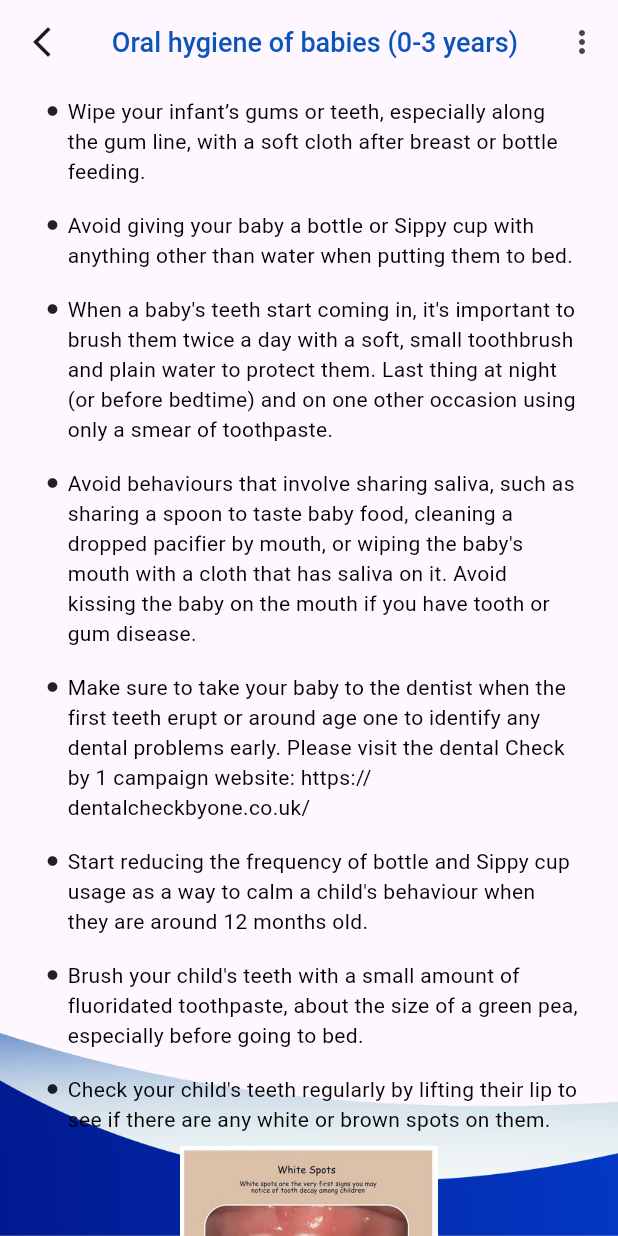
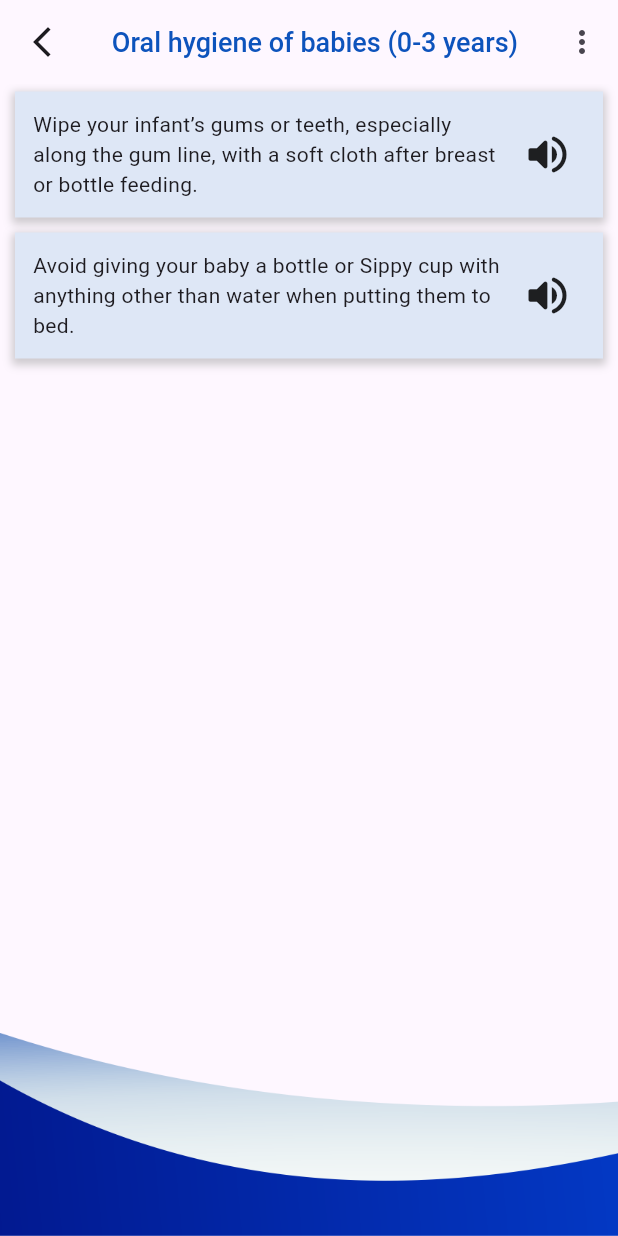
Before and after one commit to navendunandu/nuParent, a Flutter app: the OralHygiene screen opened directly, after a tap on "Babies", on a phone screen of 412 x 824 dp. Run offline on Flutter 3.47's test engine with Material 3 defaults, Android fonts, the phone set to English and light mode, and no system bars; our stand-ins replace cloud_firestore, firebase_auth, firebase_core, firebase_storage, fluttertoast, google_fonts and 3 more; accounts and stored records are empty.

Commit message:
oral hygiene, dietary intake

```diff
--- a/Mobile/lib/oral_hygiene.dart
+++ b/Mobile/lib/oral_hygiene.dart
@@ -35,10 +35,11 @@ class _OralHygieneState extends State<OralHygiene> {
       body: Container(
         height: double.infinity,
         decoration: const BoxDecoration(
+          color: AppColors.white,
             image: DecorationImage(
-                image: AssetImage('assets/Vector2.png'),
-                fit: BoxFit.cover,
-                alignment: Alignment.bottomCenter)),
+                image: AssetImage('assets/Vector-1.png'),
+                 fit: BoxFit.scaleDown, alignment: Alignment.bottomCenter,
+               )),
         child: Padding(
           padding: const EdgeInsets.only(left: 25.0, right: 25.0),
           child: Column(
@@ -63,7 +64,7 @@ class _OralHygieneState extends State<OralHygiene> {
                       height: 150,
                       width: 150,
                       decoration: BoxDecoration(
-                          color: AppColors.lightblue,
+                          color: AppColors.primaryColor,
                           borderRadius:
                               const BorderRadius.all(Radius.circular(10)),
                           boxShadow: [
@@ -99,7 +100,7 @@ class _OralHygieneState extends State<OralHygiene> {
                     height: 150,
                     width: 150,
                     decoration: BoxDecoration(
-                        color: AppColors.lightblue,
+                        color: AppColors.primaryColor,
                         borderRadius:
                             const BorderRadius.all(Radius.circular(10)),
                         boxShadow: [
@@ -144,7 +145,7 @@ class _OralHygieneState extends State<OralHygiene> {
                       height: 150,
                       width: 150,
                       decoration: BoxDecoration(
-                          color: AppColors.lightblue,
+                          color: AppColors.primaryColor,
                           borderRadius:
                               const BorderRadius.all(Radius.circular(10)),
                           boxShadow: [
@@ -181,7 +182,7 @@ class _OralHygieneState extends State<OralHygiene> {
                     height: 150,
                     width: 150,
                     decoration: BoxDecoration(
-                        color: AppColors.lightblue,
+                        color: AppColors.primaryColor,
                         borderRadius:
                             const BorderRadius.all(Radius.circular(10)),
                         boxShadow: [
--- a/Mobile/lib/oral_hygiene_babies.dart
+++ b/Mobile/lib/oral_hygiene_babies.dart
@@ -1,5 +1,4 @@
 import 'package:flutter/material.dart';
-import 'package:nu_parent/Components/bulleted_list.dart';
 import 'package:nu_parent/main.dart';
 
 class OralHygieneBabies extends StatefulWidget {
@@ -42,57 +41,128 @@ class _OralHygieneBabiesState extends State<OralHygieneBabies> {
                 fit: BoxFit.cover,
                 alignment: Alignment.bottomCenter)),
         child: Padding(
-          padding: const EdgeInsets.only(left: 25.0, right: 25.0),
+          padding: const EdgeInsets.only(left: 10.0, right: 10.0),
           child: ListView(
             children: [
-              const BulletList(
-                  text:
-                      'Wipe your infant’s gums or teeth, especially along the gum line, with a soft cloth after breast or bottle feeding.'),
-              const BulletList(
-                  text:
-                      'Avoid giving your baby a bottle or Sippy cup with anything other than water when putting them to bed.'),
-              const BulletList(
-                  text:
-                      "When a baby's teeth start coming in, it's important to brush them twice a day with a soft, small toothbrush and plain water to protect them. Last thing at night (or before bedtime) and on one other occasion using only a smear of toothpaste."),
-              const BulletList(
-                  text:
-                      "Avoid behaviours that involve sharing saliva, such as sharing a spoon to taste baby food, cleaning a dropped pacifier by mouth, or wiping the baby's mouth with a cloth that has saliva on it. Avoid kissing the baby on the mouth if you have tooth or gum disease."),
-              const BulletList(
-                  text:
-                      "Make sure to take your baby to the dentist when the first teeth erupt or around age one to identify any dental problems early. Please visit the dental Check by 1 campaign website: https://dentalcheckbyone.co.uk/"),
-              const BulletList(
-                  text:
-                      "Start reducing the frequency of bottle and Sippy cup usage as a way to calm a child's behaviour when they are around 12 months old."),
-              const BulletList(
-                  text:
-                      "Brush your child's teeth with a small amount of fluoridated toothpaste, about the size of a green pea, especially before going to bed."),
-              const BulletList(
-                  text:
-                      "Check your child's teeth regularly by lifting their lip to see if there are any white or brown spots on them."),
-              Image.asset(
-                'assets/WhiteSpots.png',
-                height: 200,
+              Padding(
+                padding: const EdgeInsets.only(top: 5, bottom: 5),
+                child: Container(
+                  decoration: BoxDecoration(
+                    color: AppColors.lightblue,
+                    boxShadow: [
+                      // Add shadow for elevation
+                      BoxShadow(
+                        color: Colors.grey.withOpacity(0.5),
+                        spreadRadius: 2.0,
+                        blurRadius: 4.0,
+                        offset: const Offset(0, 2),
+                      ),
+                    ],
+                  ),
+                  child: const Padding(
+                      padding: EdgeInsets.all(12),
+                      child: Row(
+                        children: [
+                          Expanded(
+                            child: Text(
+                              'Wipe your infant’s gums or teeth, especially along the gum line, with a soft cloth after breast or bottle feeding.',
+                            ),
+                          ),
+                          Padding(
+                            padding: EdgeInsets.all(8.0),
+                            child: Icon(
+                              Icons.volume_up_rounded,
+                              size: 34,
+                            ),
+                          )
+                        ],
+                      )),
+                ),
               ),
-              const BulletList(
-                  text:
-                      "When selecting over-the-counter medications for children, you can read the product labels or consult a pharmacist to identify options that are sugar-free or have reduced sugar content. Some liquid medications may contain sugar or sweeteners to improve the taste. In such cases, the doctor or pharmacist can help you find alternatives without added sugars."),
-              Row(
-                crossAxisAlignment: CrossAxisAlignment.start,
-                mainAxisAlignment: MainAxisAlignment.spaceBetween,
-                children: [
-                  const Expanded(
-                      child: BulletList(
-                          text:
-                              "When selecting over-the-counter medications for children, you can read the product labels or consult a pharmacist to identify options that are sugar-free or have reduced sugar content. Some liquid medications may contain sugar or sweeteners to improve the taste. In such cases, the doctor or pharmacist can help you find alternatives without added sugars.")),
-                  Image.asset(
-                    'assets/MotherBaby.png',
-                    width: 130,
-                  )
-                ],
+              Padding(
+                padding: const EdgeInsets.only(top: 5, bottom: 5),
+                child: Container(
+                  decoration: BoxDecoration(
+                    color: AppColors.lightblue,
+                    boxShadow: [
+                      // Add shadow for elevation
+                      BoxShadow(
+                        color: Colors.grey.withOpacity(0.5),
+                        spreadRadius: 2.0,
+                        blurRadius: 4.0,
+                        offset: const Offset(0, 2),
+                      ),
+                    ],
+                  ),
+                  child: const Padding(
+                    padding: EdgeInsets.all(12),
+                    child: Row(
+                      children: [
+                        Expanded(
+                          child: Text(
+                            'Avoid giving your baby a bottle or Sippy cup with anything other than water when putting them to bed.',
+                          ),
+                        ),
+                        Padding(
+                            padding: EdgeInsets.all(8.0),
+                            child: Icon(
+                              Icons.volume_up_rounded,
+                              size: 34,
+                            ),
+                          )
+                      ],
+                    ),
+                  ),
+                ),
               ),
-              const SizedBox(
-                height: 150,
-              )
+              // const BulletList(
+              //     text:
+              //         'Wipe your infant’s gums or teeth, especially along the gum line, with a soft cloth after breast or bottle feeding.'),
+              // const BulletList(
+              //     text:
+              //         'Avoid giving your baby a bottle or Sippy cup with anything other than water when putting them to bed.'),
+              // const BulletList(
+              //     text:
+              //         "When a baby's teeth start coming in, it's important to brush them twice a day with a soft, small toothbrush and plain water to protect them. Last thing at night (or before bedtime) and on one other occasion using only a smear of toothpaste."),
+              // const BulletList(
+              //     text:
+              //         "Avoid behaviours that involve sharing saliva, such as sharing a spoon to taste baby food, cleaning a dropped pacifier by mouth, or wiping the baby's mouth with a cloth that has saliva on it. Avoid kissing the baby on the mouth if you have tooth or gum disease."),
+              // const BulletList(
+              //     text:
+              //         "Make sure to take your baby to the dentist when the first teeth erupt or around age one to identify any dental problems early. Please visit the dental Check by 1 campaign website: https://dentalcheckbyone.co.uk/"),
+              // const BulletList(
+              //     text:
+              //         "Start reducing the frequency of bottle and Sippy cup usage as a way to calm a child's behaviour when they are around 12 months old."),
+              // const BulletList(
+              //     text:
+              //         "Brush your child's teeth with a small amount of fluoridated toothpaste, about the size of a green pea, especially before going to bed."),
+              // const BulletList(
+              //     text:
+              //         "Check your child's teeth regularly by lifting their lip to see if there are any white or brown spots on them."),
+              // Image.asset(
+              //   'assets/WhiteSpots.png',
+              //   height: 200,
+              // ),
+              // const BulletList(
+              //     text:
+              //         "When selecting over-the-counter medications for children, you can read the product labels or consult a pharmacist to identify options that are sugar-free or have reduced sugar content. Some liquid medications may contain sugar or sweeteners to improve the taste. In such cases, the doctor or pharmacist can help you find alternatives without added sugars."),
+              // Row(
+              //   crossAxisAlignment: CrossAxisAlignment.start,
+              //   mainAxisAlignment: MainAxisAlignment.spaceBetween,
+              //   children: [
+              //     const Expanded(
+              //         child: BulletList(
+              //             text:
+              //                 "When selecting over-the-counter medications for children, you can read the product labels or consult a pharmacist to identify options that are sugar-free or have reduced sugar content. Some liquid medications may contain sugar or sweeteners to improve the taste. In such cases, the doctor or pharmacist can help you find alternatives without added sugars.")),
+              //     Image.asset(
+              //       'assets/MotherBaby.png',
+              //       width: 130,
+              //     )
+              //   ],
+              // ),
+              // const SizedBox(
+              //   height: 150,
+              // )
             ],
           ),
         ),
```
Also changed, not shown: Mobile/lib/brushing_instruction.dart (+8 -8 lines), Mobile/lib/dietary_intake.dart (+28 -42 lines), Mobile/lib/howtovideos.dart (+59 -17 lines).
